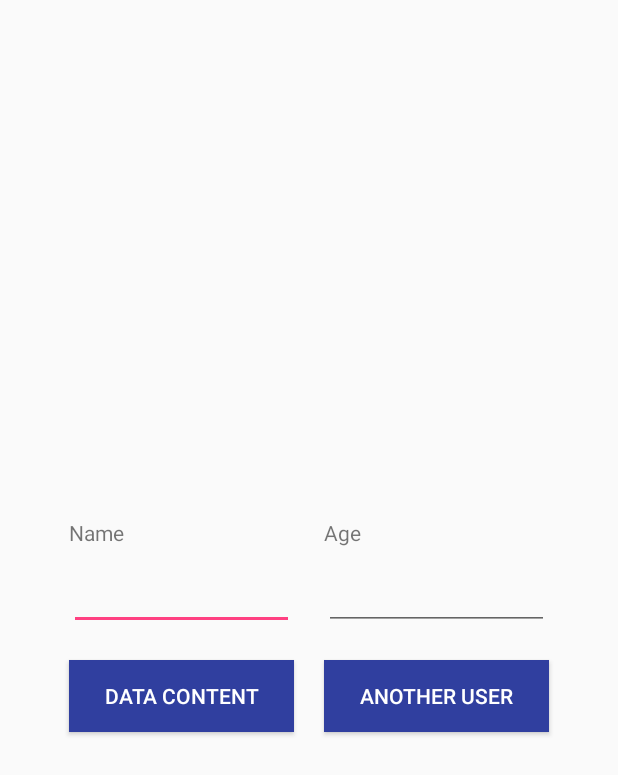
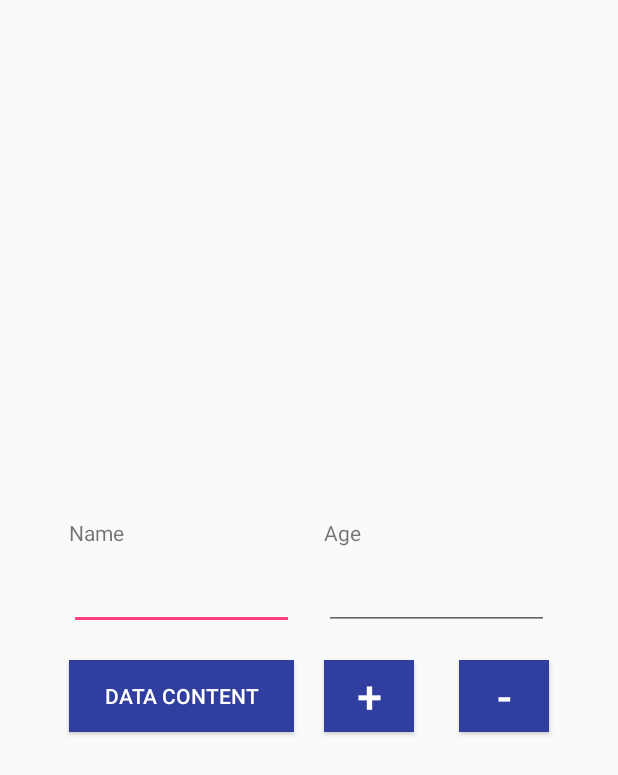
Before and after one commit to saint1991/android-binding-sample, an Android app: the layout activity_main.xml on its own in the app's theme, with its tools: preview values and no code run, on a phone screen of 412 x 824 dp. Shown: the top 775 px of the screen. Run offline under Robolectric (Android 15) with nearby library versions, the phone set to English and light mode, and no system bars.

```diff
--- a/app/build.gradle
+++ b/app/build.gradle
@@ -30,6 +30,7 @@ dependencies {
     compile fileTree(dir: 'libs', include: ['*.jar'])
     testCompile 'junit:junit:4.12'
     kapt 'com.android.databinding:compiler:1.0-rc5'
+    compile 'com.jakewharton:butterknife:7.0.1'
     compile 'com.android.support:appcompat-v7:23.2.1'
     compile "org.jetbrains.kotlin:kotlin-stdlib:$kotlin_version"
     compile "org.jetbrains.kotlin:kotlin-reflect:$kotlin_version"
--- a/app/src/main/res/layout/activity_main.xml
+++ b/app/src/main/res/layout/activity_main.xml
@@ -5,6 +5,7 @@
 
     <data>
         <variable name="user" type="jp.co.saint.bindingsample.models.BindableUser"/>
+        <variable name="myHandler" type="jp.co.saint.bindingsample.handlers.MainActivityHandlers"/>
     </data>
 
     <RelativeLayout
@@ -31,6 +32,7 @@
             android:layout_below="@id/NameLabel"
             android:text="@{user.name}"/>
 
+
         <TextView
             android:id="@+id/AgeLabel"
             android:layout_width="150dp"
@@ -55,17 +57,37 @@
             android:background="@color/colorPrimaryDark"
             android:text="Data Content"
             android:textColor="#FFF"
-            android:layout_marginTop="20dp"/>
+            android:layout_marginTop="20dp"
+            android:clickable="true"
+            android:onClick="@{myHandler.onClickDataContent}"/>
+
 
         <Button
-            android:layout_width="150dp"
+            android:layout_width="60dp"
             android:layout_height="wrap_content"
             android:layout_below="@id/AgeBox"
             android:layout_alignLeft="@id/AgeBox"
             android:background="@color/colorPrimaryDark"
-            android:text="Another User"
+            android:text="+"
+            android:textSize="30sp"
             android:textColor="#FFF"
-            android:layout_marginTop="20dp"/>
+            android:layout_marginTop="20dp"
+            android:clickable="true"
+            android:onClick="@{myHandler.onClickPlus}"/>
+
+        <Button
+            android:layout_width="60dp"
+            android:layout_height="wrap_content"
+            android:layout_below="@id/AgeBox"
+            android:layout_alignRight="@id/AgeBox"
+            android:background="@color/colorPrimaryDark"
+            android:text="-"
+            android:textSize="30sp"
+            android:textColor="#FFF"
+            android:layout_marginTop="20dp"
+            android:clickable="true"
+            android:onClick="@{myHandler.onClickMinus}"/>
+
     </RelativeLayout>
 
 </layout>
```
Also changed, not shown: app/src/main/java/jp/co/saint/bindingsample/MainActivity.kt (+11 -1 lines), app/src/main/java/jp/co/saint/bindingsample/handlers/MainActivityHandlers.kt (added, +31 -0 lines), app/src/main/java/jp/co/saint/bindingsample/models/BindableUser.kt (+16 -11 lines).
